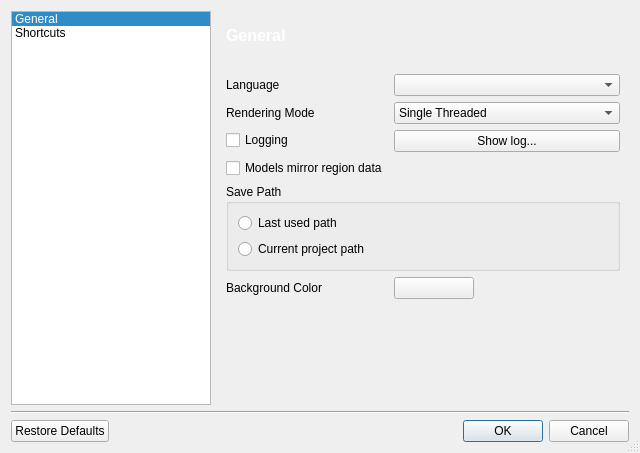
Old version of the form applications/3DimViewer/ui/cpreferencesdialog.ui in the repository SindenDev/3dimviewer.
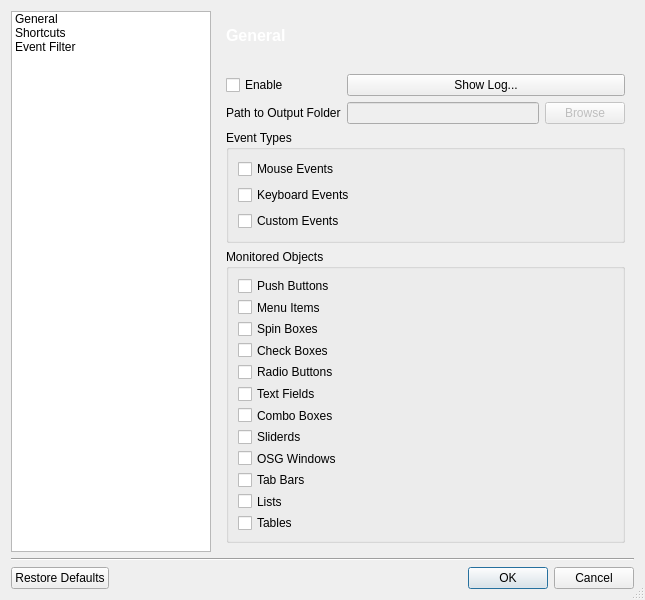
New version of the form. Icons and pictures are not drawn.

The edit to the form file:
```diff
--- a/applications/3DimViewer/ui/cpreferencesdialog.ui
+++ b/applications/3DimViewer/ui/cpreferencesdialog.ui
@@ -6,8 +6,8 @@
    <rect>
     <x>0</x>
     <y>0</y>
-    <width>640</width>
-    <height>453</height>
+    <width>645</width>
+    <height>600</height>
    </rect>
   </property>
   <property name="sizePolicy">
@@ -19,7 +19,7 @@
   <property name="minimumSize">
    <size>
     <width>640</width>
-    <height>453</height>
+    <height>550</height>
    </size>
   </property>
   <property name="windowTitle">
@@ -45,13 +45,10 @@
       </size>
      </property>
      <property name="currentIndex">
-      <number>0</number>
+      <number>2</number>
      </property>
      <widget class="QWidget" name="pageGeneral">
-      <layout class="QFormLayout" name="formLayout">
-       <property name="fieldGrowthPolicy">
-        <enum>QFormLayout::AllNonFixedFieldsGrow</enum>
-       </property>
+      <layout class="QFormLayout" name="formLayout_3">
        <item row="0" column="0">
         <widget class="QLabel" name="label">
          <property name="text">
@@ -69,14 +66,14 @@
          </property>
         </widget>
        </item>
-       <item row="2" column="0">
-        <widget class="QLabel" name="label_2">
+       <item row="1" column="0">
+        <widget class="QLabel" name="labelRenderingMode">
          <property name="text">
           <string>Rendering Mode</string>
          </property>
         </widget>
        </item>
-       <item row="2" column="1">
+       <item row="1" column="1">
         <widget class="QComboBox" name="comboBoxRenderingMode">
          <property name="toolTip">
           <string>Selects mode of rendering.</string>
@@ -96,7 +93,7 @@
          </item>
         </widget>
        </item>
-       <item row="4" column="0">
+       <item row="2" column="0">
         <widget class="QCheckBox" name="checkBoxLogging">
          <property name="toolTip">
           <string>Allows logging.</string>
@@ -109,47 +106,31 @@
          </property>
         </widget>
        </item>
-       <item row="4" column="1">
+       <item row="2" column="1">
         <widget class="QPushButton" name="pushButtonShowLog">
          <property name="text">
-          <string>Show log...</string>
+          <string>Show Log...</string>
          </property>
         </widget>
        </item>
-       <item row="6" column="0" colspan="2">
-        <widget class="QGroupBox" name="groupBox">
-         <property name="toolTip">
-          <string>Save path for segmentation and model data</string>
+       <item row="3" column="0">
+        <widget class="QCheckBox" name="checkBoxLinkModels">
+         <property name="enabled">
+          <bool>true</bool>
          </property>
-         <property name="title">
-          <string>Save Path</string>
+         <property name="text">
+          <string>Link Model with Region by Default</string>
          </property>
-         <layout class="QVBoxLayout" name="verticalLayout">
-          <item>
-           <widget class="QRadioButton" name="radioButtonPathLastUsed">
-            <property name="text">
-             <string>Last used path</string>
-            </property>
-           </widget>
-          </item>
-          <item>
-           <widget class="QRadioButton" name="radioButtonPathProject">
-            <property name="text">
-             <string>Current project path</string>
-            </property>
-           </widget>
-          </item>
-         </layout>
         </widget>
        </item>
-       <item row="8" column="0">
+       <item row="6" column="0">
         <widget class="QLabel" name="label_3">
          <property name="text">
           <string>Background Color</string>
          </property>
         </widget>
        </item>
-       <item row="8" column="1">
+       <item row="6" column="1">
         <widget class="QPushButton" name="buttonBGColor">
          <property name="maximumSize">
           <size>
@@ -162,7 +143,24 @@
          </property>
         </widget>
        </item>
-       <item row="9" column="0" colspan="2">
+       <item row="7" column="0">
+        <widget class="QLabel" name="label_4">
+         <property name="text">
+          <string>DICOM Port</string>
+         </property>
+        </widget>
+       </item>
+       <item row="7" column="1">
+        <widget class="QSpinBox" name="spinBoxDicomPort">
+         <property name="maximum">
+          <number>65535</number>
+         </property>
+         <property name="value">
+          <number>5678</number>
+         </property>
+        </widget>
+       </item>
+       <item row="8" column="0">
         <spacer name="verticalSpacer">
          <property name="orientation">
           <enum>Qt::Vertical</enum>
@@ -175,11 +173,53 @@
          </property>
         </spacer>
        </item>
-       <item row="5" column="0">
-        <widget class="QCheckBox" name="checkBoxLinkModels">
-         <property name="text">
-          <string>Models mirror region data</string>
+       <item row="4" column="0" colspan="2">
+        <widget class="QGroupBox" name="groupBox">
+         <property name="toolTip">
+          <string>Save path for segmentation and model data</string>
          </property>
+         <property name="title">
+          <string>Save Path</string>
+         </property>
+         <layout class="QVBoxLayout" name="verticalLayout">
+          <item>
+           <widget class="QRadioButton" name="radioButtonPathLastUsed">
+            <property name="text">
+             <string>Last Used Path</string>
+            </property>
+           </widget>
+          </item>
+          <item>
+           <widget class="QRadioButton" name="radioButtonPathProject">
+            <property name="text">
+             <string>Current Project Path</string>
+            </property>
+           </widget>
+          </item>
+         </layout>
+        </widget>
+       </item>
+       <item row="5" column="0" colspan="2">
+        <widget class="QGroupBox" name="groupBox_3">
+         <property name="title">
+          <string>Default Name of Saved Files</string>
+         </property>
+         <layout class="QGridLayout" name="gridLayout_3">
+          <item row="0" column="0">
+           <widget class="QRadioButton" name="radioButtonPatientName">
+            <property name="text">
+             <string>Patient Name</string>
+            </property>
+           </widget>
+          </item>
+          <item row="1" column="0">
+           <widget class="QRadioButton" name="radioButtonFolderName">
+            <property name="text">
+             <string>Project Folder Name</string>
+            </property>
+           </widget>
+          </item>
+         </layout>
         </widget>
        </item>
       </layout>
@@ -238,6 +278,191 @@
        </item>
       </layout>
      </widget>
+     <widget class="QWidget" name="page_2">
+      <layout class="QGridLayout" name="gridLayout_2">
+       <item row="0" column="0">
+        <widget class="QCheckBox" name="eFEnable">
+         <property name="text">
+          <string>Enable</string>
+         </property>
+        </widget>
+       </item>
+       <item row="1" column="0">
+        <widget class="QLabel" name="label_5">
+         <property name="text">
+          <string>Path to Output Folder</string>
+         </property>
+        </widget>
+       </item>
+       <item row="1" column="1">
+        <layout class="QHBoxLayout" name="eFHLayout">
+         <property name="topMargin">
+          <number>0</number>
+         </property>
+         <item>
+          <widget class="QLineEdit" name="eFPath">
+           <property name="enabled">
+            <bool>false</bool>
+           </property>
+          </widget>
+         </item>
+         <item>
+          <widget class="QPushButton" name="eFBrowse">
+           <property name="enabled">
+            <bool>false</bool>
+           </property>
+           <property name="text">
+            <string>Browse</string>
+           </property>
+          </widget>
+         </item>
+        </layout>
+       </item>
+       <item row="4" column="0" colspan="2">
+        <spacer name="verticalSpacer_2">
+         <property name="orientation">
+          <enum>Qt::Vertical</enum>
+         </property>
+         <property name="sizeHint" stdset="0">
+          <size>
+           <width>20</width>
+           <height>40</height>
+          </size>
+         </property>
+        </spacer>
+       </item>
+       <item row="2" column="0" colspan="2">
+        <widget class="QGroupBox" name="eFTypes">
+         <property name="title">
+          <string>Event Types</string>
+         </property>
+         <layout class="QFormLayout" name="formLayout">
+          <item row="0" column="0">
+           <widget class="QCheckBox" name="eFMouse">
+            <property name="text">
+             <string>Mouse Events</string>
+            </property>
+           </widget>
+          </item>
+          <item row="1" column="0">
+           <widget class="QCheckBox" name="eFKeyboard">
+            <property name="text">
+             <string>Keyboard Events</string>
+            </property>
+           </widget>
+          </item>
+          <item row="2" column="0">
+           <widget class="QCheckBox" name="eFCustom">
+            <property name="text">
+             <string>Custom Events</string>
+            </property>
+           </widget>
+          </item>
+         </layout>
+        </widget>
+       </item>
+       <item row="3" column="0" colspan="2">
+        <widget class="QGroupBox" name="eFObjects">
+         <property name="title">
+          <string>Monitored Objects</string>
+         </property>
+         <layout class="QFormLayout" name="formLayout_2">
+          <item row="0" column="0">
+           <widget class="QCheckBox" name="eFPushButtons">
+            <property name="text">
+             <string>Push Buttons</string>
+            </property>
+           </widget>
+          </item>
+          <item row="1" column="0">
+           <widget class="QCheckBox" name="eFMenu">
+            <property name="text">
+             <string>Menu Items</string>
+            </property>
+           </widget>
+          </item>
+          <item row="2" column="0">
+           <widget class="QCheckBox" name="eFSpinBoxes">
+            <property name="text">
+             <string>Spin Boxes</string>
+            </property>
+           </widget>
+          </item>
+          <item row="3" column="0">
+           <widget class="QCheckBox" name="eFCheckBoxes">
+            <property name="text">
+             <string>Check Boxes</string>
+            </property>
+           </widget>
+          </item>
+          <item row="4" column="0">
+           <widget class="QCheckBox" name="eFRadioButtons">
+            <property name="text">
+             <string>Radio Buttons</string>
+            </property>
+           </widget>
+          </item>
+          <item row="5" column="0">
+           <widget class="QCheckBox" name="eFTextEdits">
+            <property name="text">
+             <string>Text Fields</string>
+            </property>
+           </widget>
+          </item>
+          <item row="6" column="0">
+           <widget class="QCheckBox" name="eFComboBoxes">
+            <property name="text">
+             <string>Combo Boxes</string>
+            </property>
+           </widget>
+          </item>
+          <item row="7" column="0">
+           <widget class="QCheckBox" name="eFSliders">
+            <property name="text">
+             <string>Sliderds</string>
+            </property>
+           </widget>
+          </item>
+          <item row="8" column="0">
+           <widget class="QCheckBox" name="eFOsgWindows">
+            <property name="text">
+             <string>OSG Windows</string>
+            </property>
+           </widget>
+          </item>
+          <item row="9" column="0">
+           <widget class="QCheckBox" name="eFTabBars">
+            <property name="text">
+             <string>Tab Bars</string>
+            </property>
+           </widget>
+          </item>
+          <item row="10" column="0">
+           <widget class="QCheckBox" name="eFLists">
+            <property name="text">
+             <string>Lists</string>
+            </property>
+           </widget>
+          </item>
+          <item row="11" column="0">
+           <widget class="QCheckBox" name="eFTables">
+            <property name="text">
+             <string>Tables</string>
+            </property>
+           </widget>
+          </item>
+         </layout>
+        </widget>
+       </item>
+       <item row="0" column="1">
+        <widget class="QPushButton" name="eFShowLog">
+         <property name="text">
+          <string>Show Log...</string>
+         </property>
+        </widget>
+       </item>
+      </layout>
+     </widget>
     </widget>
    </item>
    <item row="0" column="1">
@@ -301,7 +526,7 @@
       <string/>
      </property>
      <property name="currentRow">
-      <number>0</number>
+      <number>-1</number>
      </property>
      <item>
       <property name="text">
@@ -313,6 +538,18 @@
        <string>Shortcuts</string>
       </property>
      </item>
+     <item>
+      <property name="text">
+       <string>Event Filter</string>
+      </property>
+     </item>
+    </widget>
+   </item>
+   <item row="2" column="0" colspan="2">
+    <widget class="Line" name="line">
+     <property name="orientation">
+      <enum>Qt::Horizontal</enum>
+     </property>
     </widget>
    </item>
    <item row="3" column="0" colspan="2">
```
Left out of the diff: 7 changed lines with no effect on the pictures.
